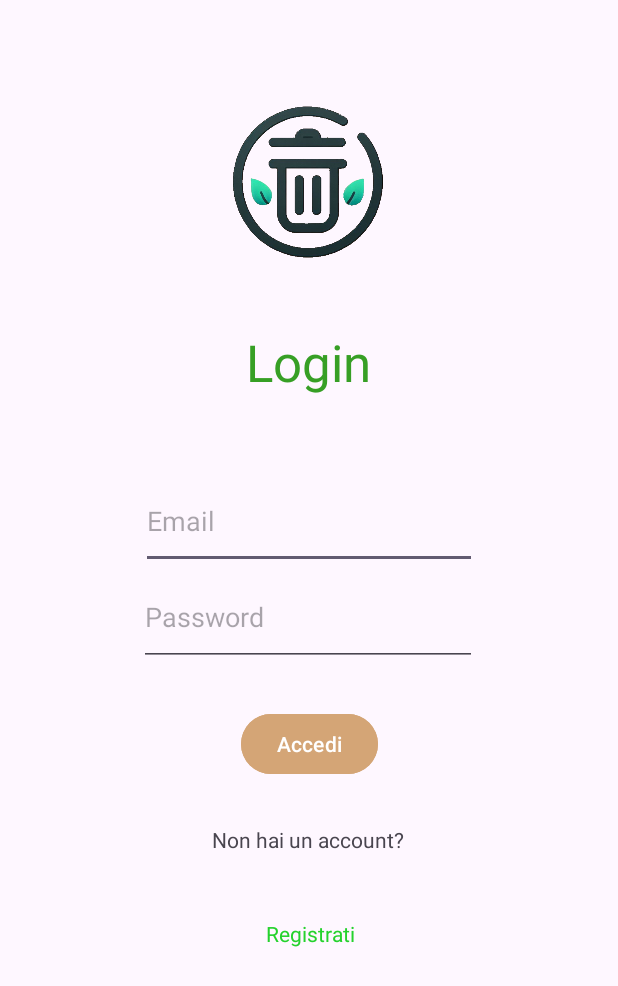
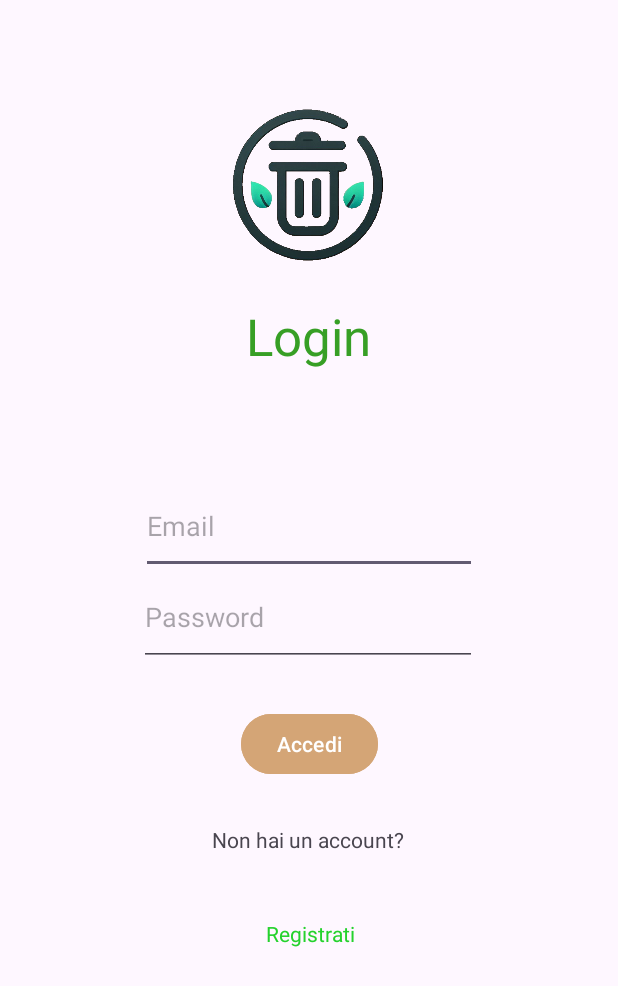
Before and after one commit to Tensa53/WasteGone, an Android app: the LoginActivity screen opened directly, with no data from a screen before it, after a tap on "Accedi", on a phone screen of 412 x 824 dp. Shown: the top 986 px of the screen. Run offline under Robolectric (Android 15) with nearby library versions, the phone set to English and light mode, and no system bars.

Commit message:
fix: Modifiche di leggibilità del codice in LoginActivity

```diff
--- a/app/src/main/java/it/giga/wastegone/gestioneProfiloUtente/application/activity/LoginActivity.java
+++ b/app/src/main/java/it/giga/wastegone/gestioneProfiloUtente/application/activity/LoginActivity.java
@@ -16,6 +16,7 @@ import androidx.core.view.WindowInsetsCompat;
 
 import it.giga.wastegone.R;
 
+//Classe che permette all'utente di loggarsi nell'applicazione
 public class LoginActivity extends AppCompatActivity {
     private EditText etMail, etPassword;
     private Button btnLogin;
@@ -38,7 +39,9 @@ public class LoginActivity extends AppCompatActivity {
             v.setPadding(systemBars.left, systemBars.top, systemBars.right, systemBars.bottom);
             return insets;
         });
-        //Quando viene premuto il bottone accedi vengono inviate  le informazioni del form al metodo che permette il login
+
+        //Quando viene premuto il bottone accedi vengono inviate  le informazioni del form al metodo
+        // che permette il login
         btnLogin.setOnClickListener(new View.OnClickListener() {
             @Override
             public void onClick(View v) {
@@ -46,9 +49,10 @@ public class LoginActivity extends AppCompatActivity {
                 String password = etPassword.getText().toString();
 
                 if (email.isEmpty() || password.isEmpty()) {
-                    Toast.makeText(LoginActivity.this, "Devi compilare entrambi i campi!", Toast.LENGTH_SHORT).show();
+                    Toast.makeText(LoginActivity.this, "Compila entrambi i campi!",
+                    Toast.LENGTH_SHORT).show();
                 } else {
-                    // Metodo da implementare se i campi sono validi
+                    // Metodo da implementare
                     onLoginClicked(email, password);
                 }
 
@@ -56,6 +60,7 @@ public class LoginActivity extends AppCompatActivity {
                 onLoginClicked(email, password);
             }
         });
+
         // Quando viene premuto il testo "Registrati" viene aperta la schermata di registrazione
         tvRegistrati.setOnClickListener(new View.OnClickListener() {
             @Override
@@ -73,7 +78,7 @@ public class LoginActivity extends AppCompatActivity {
     }
 
     //Metodo usato per effettuare il login
-    private void onLoginClicked (String email, String password){
+    private void onLoginClicked (String email, String password) {
 
         }
 
--- a/app/src/main/res/layout/login_layout.xml
+++ b/app/src/main/res/layout/login_layout.xml
@@ -12,13 +12,13 @@
         android:layout_width="wrap_content"
         android:layout_height="wrap_content"
         android:layout_marginStart="163dp"
-        android:layout_marginTop="172dp"
+        android:layout_marginTop="182dp"
         android:layout_marginEnd="164dp"
-        android:layout_marginBottom="514dp"
+        android:layout_marginBottom="24dp"
         android:text="Login"
         android:textColor="#379F25"
         android:textSize="34sp"
-        app:layout_constraintBottom_toBottomOf="parent"
+        app:layout_constraintBottom_toTopOf="@+id/textemail"
         app:layout_constraintEnd_toEndOf="parent"
         app:layout_constraintStart_toStartOf="parent"
         app:layout_constraintTop_toTopOf="parent" />
@@ -106,9 +106,8 @@
         android:layout_width="170dp"
         android:layout_height="116dp"
         android:layout_marginStart="120dp"
-        android:layout_marginTop="42dp"
+        android:layout_marginTop="49dp"
         android:layout_marginEnd="121dp"
-        android:layout_marginBottom="14dp"
         android:src="@drawable/logodark"
         app:layout_constraintBottom_toTopOf="@+id/testo"
         app:layout_constraintEnd_toEndOf="parent"
```
